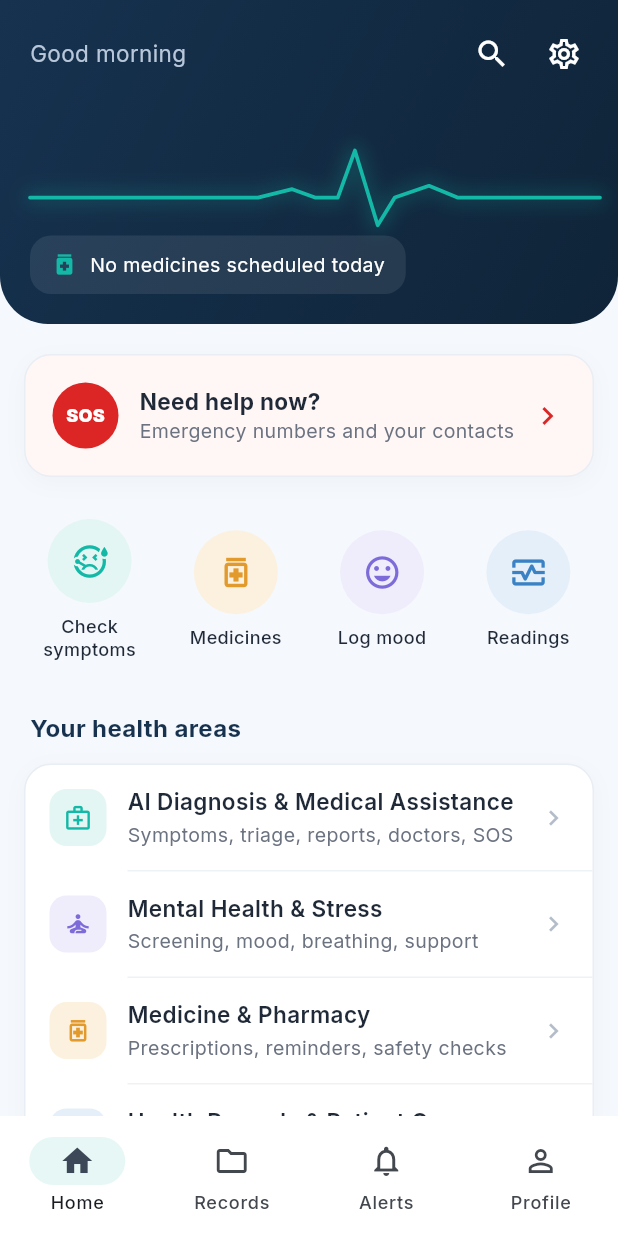
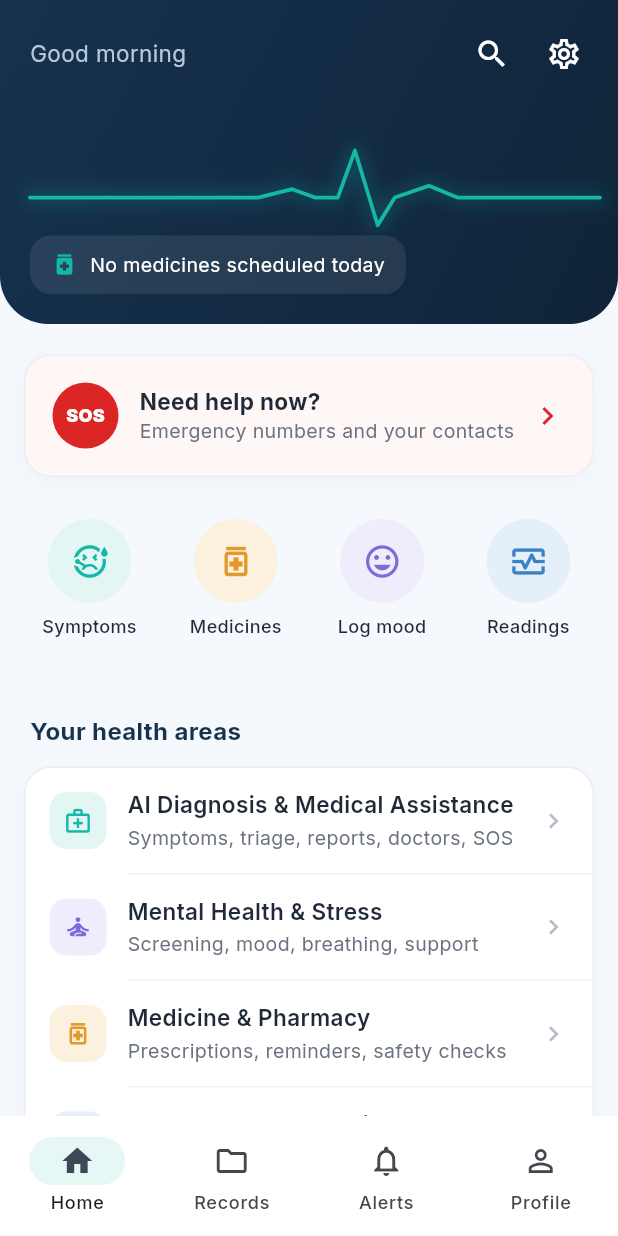
Before and after one commit to Muhammad-Abdullah022/ai-smart-healthcare, a Flutter app: the HomeScreen screen opened by its route, on a phone screen of 412 x 824 dp. Run offline on Flutter 3.47's test engine with Material 3 defaults, Android fonts, the phone set to English and light mode, and no system bars; our stand-ins replace flutter_secure_storage, go_router, google_fonts, shared_preferences; accounts and stored records are empty; network calls fail.

Commit message:
UI polish: input fill, aligned quick actions
Co-Authored-By: Claude Opus 5.5 <noreply@anthropic.com>
Claude-Session: https://claude.ai/code/session_01WQCTNYi2tkny5Xfg4KKT6J

```diff
--- a/frontend/lib/core/theme/app_theme.dart
+++ b/frontend/lib/core/theme/app_theme.dart
@@ -55,7 +55,7 @@ class AppTheme {
       ),
       inputDecorationTheme: InputDecorationTheme(
         filled: true,
-        fillColor: AppColors.card,
+        fillColor: const Color(0xFFF6F8FB),
         contentPadding: const EdgeInsets.symmetric(horizontal: 16, vertical: 14),
         border: inputBorder,
         enabledBorder: inputBorder,
--- a/frontend/lib/screens/home/home_screen.dart
+++ b/frontend/lib/screens/home/home_screen.dart
@@ -44,7 +44,7 @@ class _HomeScreenState extends State<HomeScreen> {
                 const SizedBox(height: 22),
                 const Row(
                   children: [
-                    Expanded(child: _QuickAction(Icons.sick_outlined, 'Check symptoms', 1, AppColors.diagnosis, AppColors.diagnosisTint)),
+                    Expanded(child: _QuickAction(Icons.sick_outlined, 'Symptoms', 1, AppColors.diagnosis, AppColors.diagnosisTint)),
                     SizedBox(width: 10),
                     Expanded(child: _QuickAction(Icons.medication_outlined, 'Medicines', 35, AppColors.medicine, AppColors.medicineTint)),
                     SizedBox(width: 10),
@@ -228,10 +228,13 @@ class _QuickAction extends StatelessWidget {
               child: Icon(icon, color: color, size: 26),
             ),
             const SizedBox(height: 8),
-            Text(label,
-                textAlign: TextAlign.center,
-                maxLines: 2,
-                style: const TextStyle(fontSize: 12, fontWeight: FontWeight.w500, height: 1.25, color: AppColors.text)),
+            SizedBox(
+              height: 32, // same height for one- and two-line labels keeps icons aligned
+              child: Text(label,
+                  textAlign: TextAlign.center,
+                  maxLines: 2,
+                  style: const TextStyle(fontSize: 12, fontWeight: FontWeight.w500, height: 1.25, color: AppColors.text)),
+            ),
           ],
         ),
       ),
```
